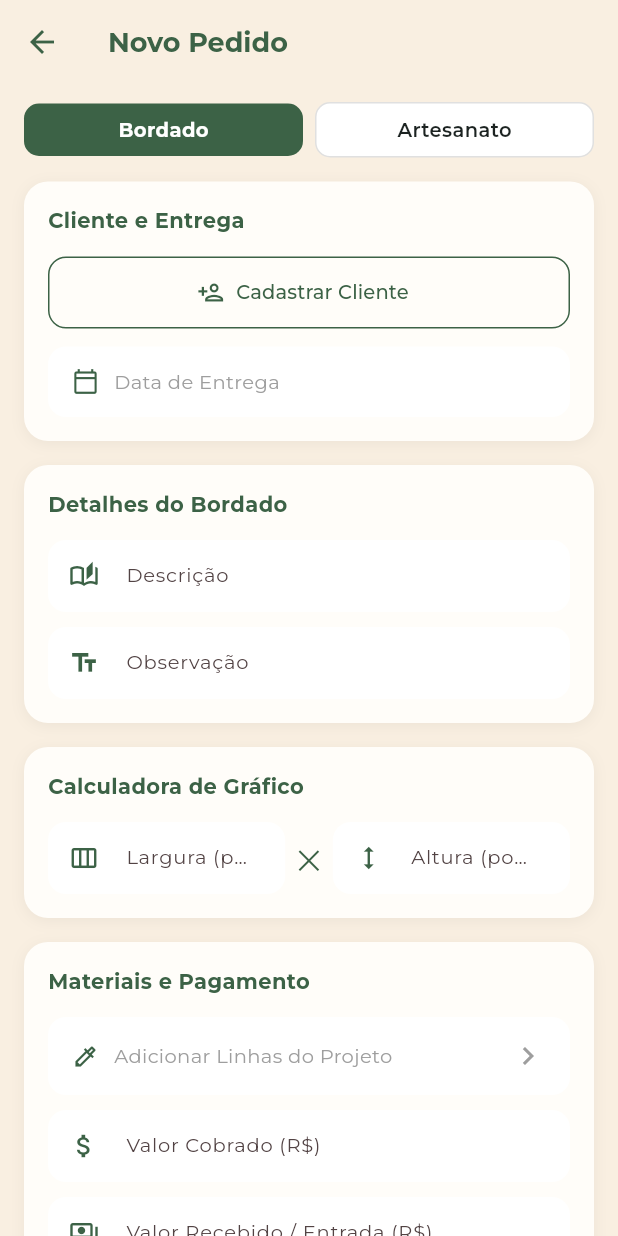
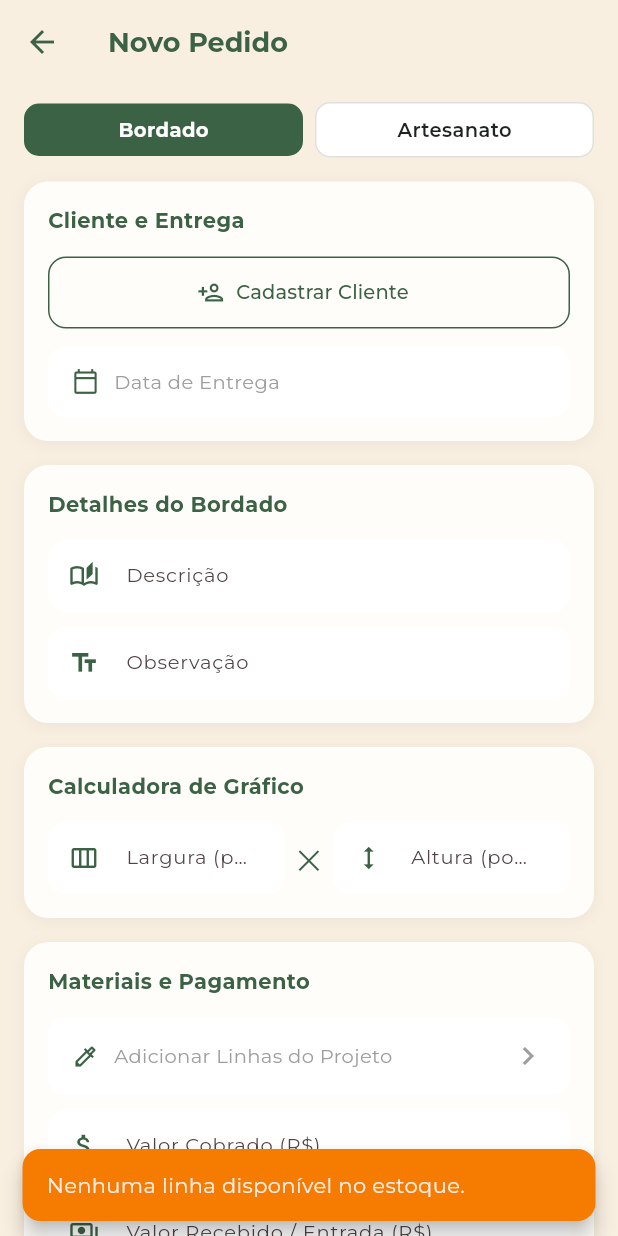
Before and after one commit to ka-liveira/App-Flor-de-Luna, a Flutter app: the CadastroPedidoScreen screen opened directly, after a tap on "Adicionar Linhas do Projeto", on a phone screen of 412 x 824 dp. Run offline on Flutter 3.47's test engine with Material 3 defaults, Android fonts, the phone set to English and light mode, and no system bars; our stand-ins replace cloud_firestore, firebase_auth, firebase_core, google_fonts; accounts and stored records are empty.

Commit message:
fix: corrigindo exibição de linhas no cadastro de pedido

```diff
--- a/flor_de_luna/lib/screens/cadastro_pedido_screen.dart
+++ b/flor_de_luna/lib/screens/cadastro_pedido_screen.dart
@@ -3,6 +3,7 @@ import 'package:flutter/material.dart';
 import 'package:google_fonts/google_fonts.dart';
 import 'package:intl/intl.dart';
 import 'package:uuid/uuid.dart';
+import 'package:firebase_auth/firebase_auth.dart';
 import '../models/linha_model.dart';
 import '../models/pedido_model.dart';
 import '../models/cliente_model.dart';
@@ -85,6 +86,10 @@ class _CadastroPedidoScreenState extends State<CadastroPedidoScreen> {
   double get _horasEstimadas => _totalPontos / _pontosPorHora;
   double get _precoSugerido => (_horasEstimadas * _valorHora) + _materialFixo;
   bool get _temCalculo => _larguraController.text.trim().isNotEmpty && _alturaController.text.trim().isNotEmpty;
+
+  // Filtra linhas disponíveis para seleção (exclui status COMPRAR)
+  List<LinhaModel> get _estoqueLinhasDisponiveis =>
+      _estoqueLinhas.where((l) => l.statusEstoque != 'COMPRAR').toList();
 
   @override
   void dispose() {
@@ -401,7 +406,8 @@ class _CadastroPedidoScreenState extends State<CadastroPedidoScreen> {
                 runSpacing: 6,
                 children: _linhasSelecionadas.map((l) {
                   return Chip(
-                    label: Text('${l.marca} ${l.codigo}', style: GoogleFonts.montserrat(fontSize: 11)),
+                    // Exibe apenas a cor no chip
+                    label: Text(l.nomeCor, style: GoogleFonts.montserrat(fontSize: 11)),
                     backgroundColor: const Color(0xFFF39AA5).withOpacity(0.15),
                     deleteIcon: const Icon(Icons.close, size: 14),
                     onDeleted: () => setState(() => _linhasSelecionadas.remove(l)),
@@ -570,7 +576,18 @@ class _CadastroPedidoScreenState extends State<CadastroPedidoScreen> {
   }
 
   void _modalAdicionarLinhas() {
-    if (_estoqueLinhas.isEmpty) return;
+    final linhasDisponiveis = _estoqueLinhasDisponiveis;
+    if (linhasDisponiveis.isEmpty) {
+      ScaffoldMessenger.of(context).showSnackBar(
+        SnackBar(
+          content: Text('Nenhuma linha disponível no estoque.', style: GoogleFonts.montserrat()),
+          backgroundColor: Colors.orange.shade700,
+          behavior: SnackBarBehavior.floating,
+          shape: RoundedRectangleBorder(borderRadius: BorderRadius.circular(12)),
+        ),
+      );
+      return;
+    }
     showDialog(
       context: context,
       builder: (context) => StatefulBuilder(
@@ -584,22 +601,31 @@ class _CadastroPedidoScreenState extends State<CadastroPedidoScreen> {
             child: ListView.builder(
               shrinkWrap: true,
               padding: EdgeInsets.zero,
-              itemCount: _estoqueLinhas.length,
+              itemCount: linhasDisponiveis.length,
               itemBuilder: (_, i) {
-                final l = _estoqueLinhas[i];
-                final selecionada = _linhasSelecionadas.any((s) => s.codigo == l.codigo && s.marca == l.marca);
+                final l = linhasDisponiveis[i];
+                final selecionada = _linhasSelecionadas.any(
+                  (s) => s.codigo == l.codigo && s.marca == l.marca,
+                );
                 return CheckboxListTile(
                   value: selecionada,
                   activeColor: const Color(0xFF3C6246),
                   contentPadding: EdgeInsets.zero,
-                  title: Text('${l.marca} — ${l.codigo ?? l.nomeCor}', style: GoogleFonts.montserrat(fontSize: 13)),
+                  // Exibe apenas a cor da linha
+                  title: Text(l.nomeCor, style: GoogleFonts.montserrat(fontSize: 13)),
                   onChanged: (v) {
                     setModalState(() {
                       setState(() {
                         if (v == true) {
-                          _linhasSelecionadas.add(LinhaResumida(marca: l.marca, codigo: l.codigo ?? '', nomeCor: l.nomeCor));
+                          _linhasSelecionadas.add(LinhaResumida(
+                            marca: l.marca,
+                            codigo: l.codigo ?? '',
+                            nomeCor: l.nomeCor,
+                          ));
                         } else {
-                          _linhasSelecionadas.removeWhere((s) => s.codigo == l.codigo && s.marca == l.marca);
+                          _linhasSelecionadas.removeWhere(
+                            (s) => s.codigo == l.codigo && s.marca == l.marca,
+                          );
                         }
                       });
                     });
@@ -609,9 +635,15 @@ class _CadastroPedidoScreenState extends State<CadastroPedidoScreen> {
             ),
           ),
           actions: [
-            TextButton(onPressed: () => Navigator.pop(context), child: Text('Cancelar', style: GoogleFonts.montserrat(color: Colors.grey.shade700, fontWeight: FontWeight.w500))),
+            TextButton(
+              onPressed: () => Navigator.pop(context),
+              child: Text('Cancelar', style: GoogleFonts.montserrat(color: Colors.grey.shade700, fontWeight: FontWeight.w500)),
+            ),
             ElevatedButton(
-              style: ElevatedButton.styleFrom(backgroundColor: const Color(0xFF3C6246), shape: RoundedRectangleBorder(borderRadius: BorderRadius.circular(10))),
+              style: ElevatedButton.styleFrom(
+                backgroundColor: const Color(0xFF3C6246),
+                shape: RoundedRectangleBorder(borderRadius: BorderRadius.circular(10)),
+              ),
               onPressed: () => Navigator.pop(context),
               child: Text('Confirmar', style: GoogleFonts.montserrat(color: Colors.white, fontWeight: FontWeight.bold)),
             ),
@@ -621,7 +653,7 @@ class _CadastroPedidoScreenState extends State<CadastroPedidoScreen> {
     );
   }
 
-Future<void> _salvarPedido() async {
+  Future<void> _salvarPedido() async {
     if (_clienteSelecionado == null || _dataEntrega == null) {
       ScaffoldMessenger.of(context).showSnackBar(
         SnackBar(content: Text('Preencha o cliente e a data de entrega!', style: GoogleFonts.montserrat()), backgroundColor: Colors.red),
@@ -634,12 +666,12 @@ Future<void> _salvarPedido() async {
     final valorPago = double.tryParse(_entradaController.text.replaceAll(',', '.')) ?? 0.0;
     final statusPagamento = valorPago <= 0 ? 'PENDENTE' : (valorPago >= valorCobrado ? 'QUITADO' : 'PAGO_PARCIAL');
 
+    final String? usuarioLogadoId = FirebaseAuth.instance.currentUser?.uid;
+
     final pedido = PedidoModel(
       id: widget.pedido?.id ?? const Uuid().v4(),
       cliente: _clienteSelecionado!,
-      // CORREÇÃO CRÍTICA: Se for um pedido novo, a data de registro herda a mesma data selecionada para a entrega.
-      // Se for edição, mantém a data original em que o pedido foi criado.
-      dataPedido: widget.pedido?.dataPedido ?? _dataEntrega!,
+      dataPedido: widget.pedido?.dataPedido ?? DateTime.now(),
       dataEntrega: _dataEntrega!,
       tema: _temaController.text.trim().isEmpty ? 'Sem tema' : _temaController.text.trim(),
       textoBordar: _textoController.text.trim(),
@@ -653,6 +685,7 @@ Future<void> _salvarPedido() async {
       statusPagamento: statusPagamento,
       observacoes: _observacoesController.text.trim(),
       tipoPedido: _tipoPedidoAtivo,
+      usuarioId: widget.pedido?.usuarioId ?? usuarioLogadoId,
     );
 
     await FirestoreService.salvarPedido(pedido);
```
